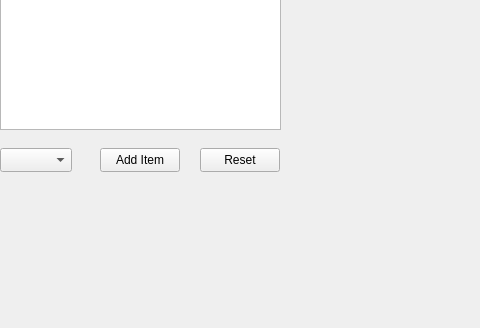
The window that mainwindow.ui (Anzure/QtAppDev-exam) describes before a commit, drawn with Qt 5; both pictures show x 220 to 700 and y 272 to 600 of the 800 by 600 pixel window.
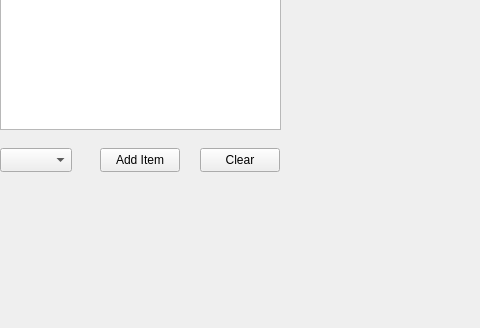
The same window after the commit.

Commit message: 🎉 Item list size on status bar

Patch:
```diff
--- a/mainwindow.ui
+++ b/mainwindow.ui
@@ -57,7 +57,7 @@
      </rect>
     </property>
     <property name="text">
-     <string>Reset</string>
+     <string>Clear</string>
     </property>
    </widget>
   </widget>
```
Left out of the diff: 2 changed lines with no effect on the pictures. The commit also changes 2 other files.
